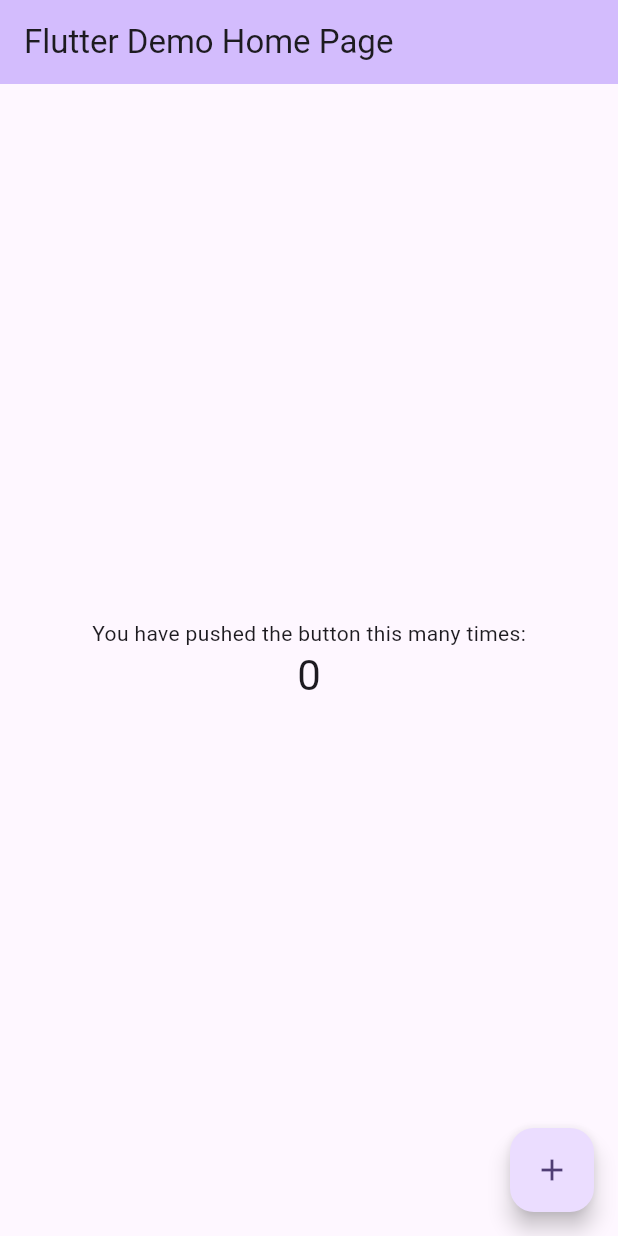
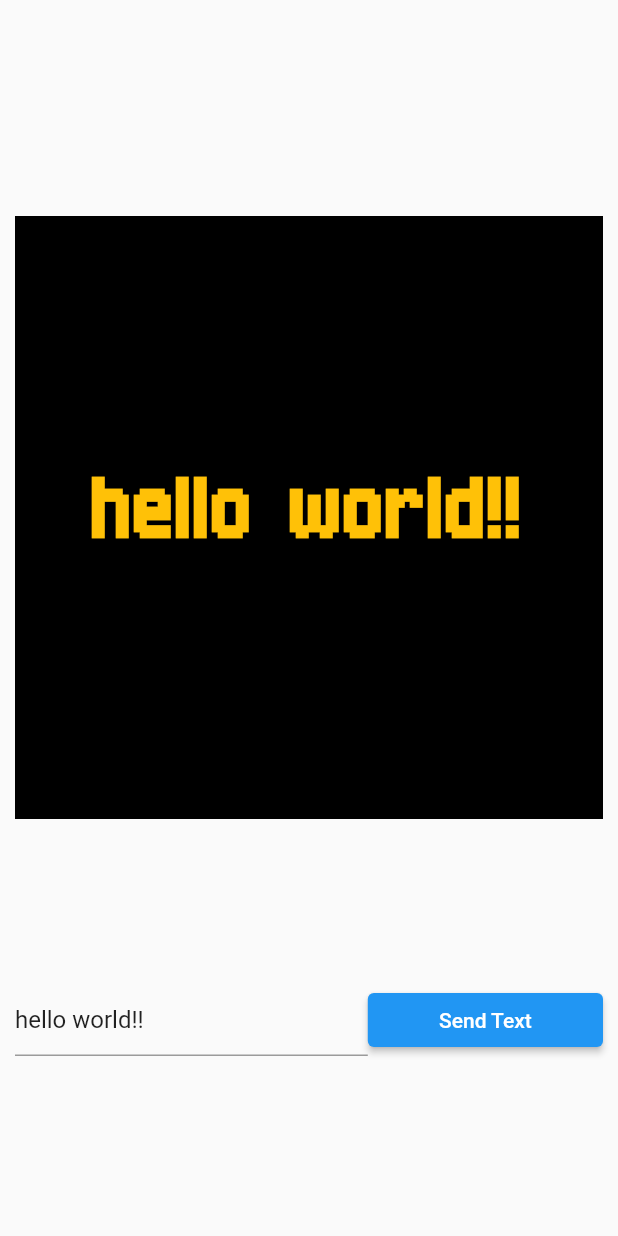
Before and after one commit to dalejandro13/led_dashboard, a Flutter app: the screen it shows after launch, on a phone screen of 412 x 824 dp. Run offline on Flutter 3.47's test engine with Material 2 defaults, Android fonts, the phone set to English and light mode, and no system bars.

Commit message:
add font family
*add different font family in folder asset/fonts

```diff
--- a/lib/main.dart
+++ b/lib/main.dart
@@ -1,125 +1,211 @@
+import 'dart:developer';
 import 'package:flutter/material.dart';
 
 void main() {
-  runApp(const MyApp());
+  runApp(const MaterialApp(
+    title: "led dashboard",
+    debugShowCheckedModeBanner: false,
+    home: LedDashBoard(),
+  ));
 }
 
-class MyApp extends StatelessWidget {
-  const MyApp({super.key});
+class LedDashBoard extends StatefulWidget {
+  const LedDashBoard({super.key});
 
-  // This widget is the root of your application.
   @override
-  Widget build(BuildContext context) {
-    return MaterialApp(
-      title: 'Flutter Demo',
-      theme: ThemeData(
-        // This is the theme of your application.
-        //
-        // TRY THIS: Try running your application with "flutter run". You'll see
-        // the application has a blue toolbar. Then, without quitting the app,
-        // try changing the seedColor in the colorScheme below to Colors.green
-        // and then invoke "hot reload" (save your changes or press the "hot
-        // reload" button in a Flutter-supported IDE, or press "r" if you used
-        // the command line to start the app).
-        //
-        // Notice that the counter didn't reset back to zero; the application
-        // state is not lost during the reload. To reset the state, use hot
-        // restart instead.
-        //
-        // This works for code too, not just values: Most code changes can be
-        // tested with just a hot reload.
-        colorScheme: ColorScheme.fromSeed(seedColor: Colors.deepPurple),
-        useMaterial3: true,
-      ),
-      home: const MyHomePage(title: 'Flutter Demo Home Page'),
-    );
-  }
+  State<LedDashBoard> createState() => _LedDashBoardState();
 }
 
-class MyHomePage extends StatefulWidget {
-  const MyHomePage({super.key, required this.title});
-
-  // This widget is the home page of your application. It is stateful, meaning
-  // that it has a State object (defined below) that contains fields that affect
-  // how it looks.
-
-  // This class is the configuration for the state. It holds the values (in this
-  // case the title) provided by the parent (in this case the App widget) and
-  // used by the build method of the State. Fields in a Widget subclass are
-  // always marked "final".
-
-  final String title;
+class _LedDashBoardState extends State<LedDashBoard> {
+  TextEditingController ctrl = TextEditingController();
 
   @override
-  State<MyHomePage> createState() => _MyHomePageState();
-}
-
-class _MyHomePageState extends State<MyHomePage> {
-  int _counter = 0;
-
-  void _incrementCounter() {
-    setState(() {
-      // This call to setState tells the Flutter framework that something has
-      // changed in this State, which causes it to rerun the build method below
-      // so that the display can reflect the updated values. If we changed
-      // _counter without calling setState(), then the build method would not be
-      // called again, and so nothing would appear to happen.
-      _counter++;
-    });
+  void initState() {
+    super.initState();
+    ctrl.text = "hello world!!";
   }
 
   @override
   Widget build(BuildContext context) {
-    // This method is rerun every time setState is called, for instance as done
-    // by the _incrementCounter method above.
-    //
-    // The Flutter framework has been optimized to make rerunning build methods
-    // fast, so that you can just rebuild anything that needs updating rather
-    // than having to individually change instances of widgets.
     return Scaffold(
-      appBar: AppBar(
-        // TRY THIS: Try changing the color here to a specific color (to
-        // Colors.amber, perhaps?) and trigger a hot reload to see the AppBar
-        // change color while the other colors stay the same.
-        backgroundColor: Theme.of(context).colorScheme.inversePrimary,
-        // Here we take the value from the MyHomePage object that was created by
-        // the App.build method, and use it to set our appbar title.
-        title: Text(widget.title),
+        body: Padding(
+      padding: const EdgeInsets.all(10.0),
+      child: Column(
+        children: [
+          const Expanded(
+            flex: 1,
+            child: SizedBox(),
+          ),
+          Expanded(
+              flex: 3,
+              child: Container(
+                  width: MediaQuery.of(context).size.width - 10.0,
+                  decoration:
+                  BoxDecoration(color: Colors.black, border: Border.all()),
+                  child:  Center(
+                    child: RichText(
+                      textAlign: TextAlign.center,
+                      maxLines: 3,
+                      text: TextSpan(
+                        text: ctrl.text,
+                        style: const TextStyle(
+                          overflow: TextOverflow.clip,
+                          fontSize: 50.0,
+                          color: Colors.amber,
+                          fontWeight: FontWeight.bold,
+                          fontFamily: "advanced_led"
+                        ),
+                      )
+
+                    ),
+                  )
+                )
+              ),
+          Expanded(
+              flex: 2,
+              child: Row(
+                children: [
+                  Expanded(
+                    flex: 3,
+                    child: TextFormField(
+                      controller: ctrl,
+                      keyboardType: TextInputType.name,
+                    ),
+                  ),
+                  Expanded(
+                    flex: 2,
+                    child: ElevatedButton(
+                      onPressed: () {
+                        setState(() {});
+                      },
+                      child: const Text("Send Text"),
+                    ),
+                  )
+                ],
+              )
+            )
+        ],
       ),
-      body: Center(
-        // Center is a layout widget. It takes a single child and positions it
-        // in the middle of the parent.
-        child: Column(
-          // Column is also a layout widget. It takes a list of children and
-          // arranges them vertically. By default, it sizes itself to fit its
-          // children horizontally, and tries to be as tall as its parent.
-          //
-          // Column has various properties to control how it sizes itself and
-          // how it positions its children. Here we use mainAxisAlignment to
-          // center the children vertically; the main axis here is the vertical
-          // axis because Columns are vertical (the cross axis would be
-          // horizontal).
-          //
-          // TRY THIS: Invoke "debug painting" (choose the "Toggle Debug Paint"
-          // action in the IDE, or press "p" in the console), to see the
-          // wireframe for each widget.
-          mainAxisAlignment: MainAxisAlignment.center,
-          children: <Widget>[
-            const Text(
-              'You have pushed the button this many times:',
-            ),
-            Text(
-              '$_counter',
-              style: Theme.of(context).textTheme.headlineMedium,
-            ),
-          ],
-        ),
-      ),
-      floatingActionButton: FloatingActionButton(
-        onPressed: _incrementCounter,
-        tooltip: 'Increment',
-        child: const Icon(Icons.add),
-      ), // This trailing comma makes auto-formatting nicer for build methods.
-    );
+    ));
   }
 }
+
+// class MyApp extends StatelessWidget {
+//   const MyApp({super.key});
+
+//   // This widget is the root of your application.
+//   @override
+//   Widget build(BuildContext context) {
+//     return MaterialApp(
+//       title: 'Flutter Demo',
+//       theme: ThemeData(
+//         // This is the theme of your application.
+//         //
+//         // TRY THIS: Try running your application with "flutter run". You'll see
+//         // the application has a blue toolbar. Then, without quitting the app,
+//         // try changing the seedColor in the colorScheme below to Colors.green
+//         // and then invoke "hot reload" (save your changes or press the "hot
+//         // reload" button in a Flutter-supported IDE, or press "r" if you used
+//         // the command line to start the app).
+//         //
+//         // Notice that the counter didn't reset back to zero; the application
+//         // state is not lost during the reload. To reset the state, use hot
+//         // restart instead.
+//         //
+//         // This works for code too, not just values: Most code changes can be
+//         // tested with just a hot reload.
+//         colorScheme: ColorScheme.fromSeed(seedColor: Colors.deepPurple),
+//         useMaterial3: true,
+//       ),
+//       home: const MyHomePage(title: 'Flutter Demo Home Page'),
+//     );
+//   }
+// }
+
+// class MyHomePage extends StatefulWidget {
+//   const MyHomePage({super.key, required this.title});
+
+//   // This widget is the home page of your application. It is stateful, meaning
+//   // that it has a State object (defined below) that contains fields that affect
+//   // how it looks.
+
+//   // This class is the configuration for the state. It holds the values (in this
+//   // case the title) provided by the parent (in this case the App widget) and
+//   // used by the build method of the State. Fields in a Widget subclass are
+//   // always marked "final".
+
+//   final String title;
+
+//   @override
+//   State<MyHomePage> createState() => _MyHomePageState();
+// }
+
+// class _MyHomePageState extends State<MyHomePage> {
+//   int _counter = 0;
+
+//   void _incrementCounter() {
+//     setState(() {
+//       // This call to setState tells the Flutter framework that something has
+//       // changed in this State, which causes it to rerun the build method below
+//       // so that the display can reflect the updated values. If we changed
+//       // _counter without calling setState(), then the build method would not be
+//       // called again, and so nothing would appear to happen.
+//       _counter++;
+//     });
+//   }
+
+//   @override
+//   Widget build(BuildContext context) {
+//     // This method is rerun every time setState is called, for instance as done
+//     // by the _incrementCounter method above.
+//     //
+//     // The Flutter framework has been optimized to make rerunning build methods
+//     // fast, so that you can just rebuild anything that needs updating rather
+//     // than having to individually change instances of widgets.
+//     return Scaffold(
+//       appBar: AppBar(
+//         // TRY THIS: Try changing the color here to a specific color (to
+//         // Colors.amber, perhaps?) and trigger a hot reload to see the AppBar
+//         // change color while the other colors stay the same.
+//         backgroundColor: Theme.of(context).colorScheme.inversePrimary,
+//         // Here we take the value from the MyHomePage object that was created by
+//         // the App.build method, and use it to set our appbar title.
+//         title: Text(widget.title),
+//       ),
+//       body: Center(
+//         // Center is a layout widget. It takes a single child and positions it
+//         // in the middle of the parent.
+//         child: Column(
+//           // Column is also a layout widget. It takes a list of children and
+//           // arranges them vertically. By default, it sizes itself to fit its
+//           // children horizontally, and tries to be as tall as its parent.
+//           //
+//           // Column has various properties to control how it sizes itself and
+//           // how it positions its children. Here we use mainAxisAlignment to
+//           // center the children vertically; the main axis here is the vertical
+//           // axis because Columns are vertical (the cross axis would be
+//           // horizontal).
+//           //
+//           // TRY THIS: Invoke "debug painting" (choose the "Toggle Debug Paint"
+//           // action in the IDE, or press "p" in the console), to see the
+//           // wireframe for each widget.
+//           mainAxisAlignment: MainAxisAlignment.center,
+//           children: <Widget>[
+//             const Text(
+//               'You have pushed the button this many times:',
+//             ),
+//             Text(
+//               '$_counter',
+//               style: Theme.of(context).textTheme.headlineMedium,
+//             ),
+//           ],
+//         ),
+//       ),
+//       floatingActionButton: FloatingActionButton(
+//         onPressed: _incrementCounter,
+//         tooltip: 'Increment',
+//         child: const Icon(Icons.add),
+//       ), // This trailing comma makes auto-formatting nicer for build methods.
+//     );
+//   }
+// }
```
Also changed, not shown: pubspec.yaml (+15 -11 lines), asset/fonts/advanced_led_board-7.ttf (added), asset/fonts/highspeed.ttf (added), asset/fonts/repetition.ttf (added), 1 other file.
